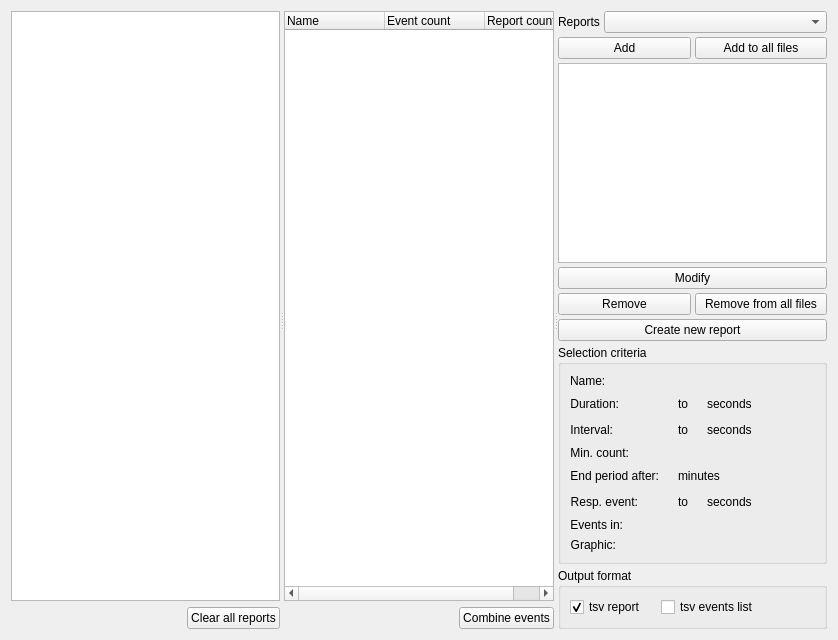
Old version of the form tools/CEAMSTools/SleepReport/EventReportStep/Ui_EventReportStep.ui in the repository SnoozToolbox/snooz-package-ceams.
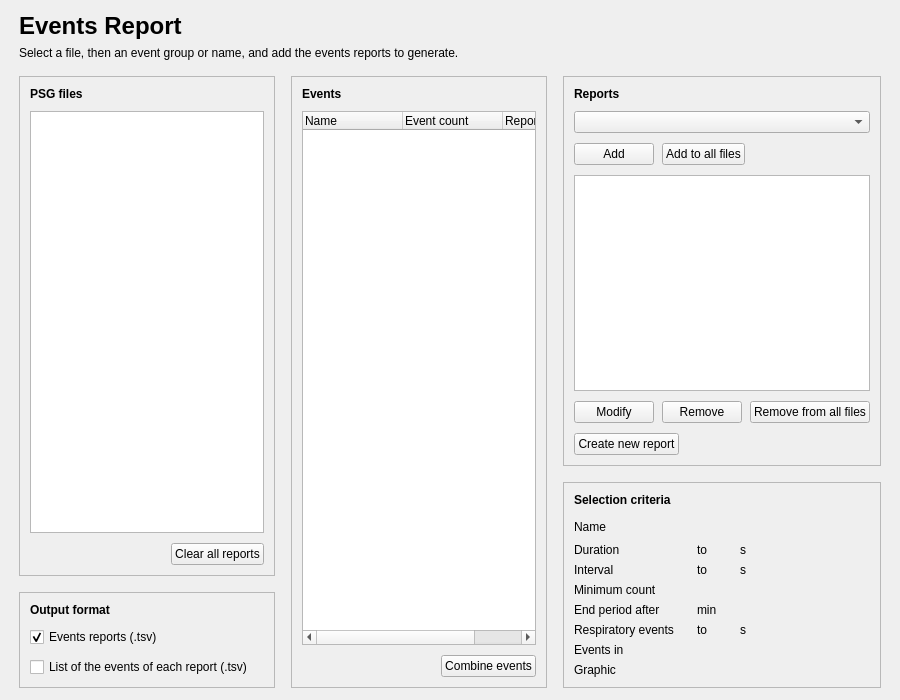
New version of the form.

Commit message: Report Sleep Variables: redesigned pages (tool 2.9.2)

What changed in the file:
```diff
--- a/tools/CEAMSTools/SleepReport/EventReportStep/Ui_EventReportStep.ui
+++ b/tools/CEAMSTools/SleepReport/EventReportStep/Ui_EventReportStep.ui
@@ -6,24 +6,111 @@
    <rect>
     <x>0</x>
     <y>0</y>
-    <width>838</width>
-    <height>640</height>
+    <width>900</width>
+    <height>700</height>
    </rect>
   </property>
   <property name="windowTitle">
    <string/>
   </property>
-  <layout class="QVBoxLayout" name="verticalLayout_14">
+  <layout class="QVBoxLayout" name="verticalLayout">
+   <property name="spacing">
+    <number>16</number>
+   </property>
+   <property name="leftMargin">
+    <number>19</number>
+   </property>
+   <property name="topMargin">
+    <number>12</number>
+   </property>
+   <property name="rightMargin">
+    <number>19</number>
+   </property>
+   <property name="bottomMargin">
+    <number>12</number>
+   </property>
    <item>
-    <widget class="QSplitter" name="splitter">
-     <property name="orientation">
-      <enum>Qt::Orientation::Horizontal</enum>
+    <layout class="QVBoxLayout" name="header_layout">
+     <property name="spacing">
+      <number>6</number>
      </property>
-     <property name="childrenCollapsible">
-      <bool>false</bool>
-     </property>
-     <widget class="QWidget" name="verticalLayoutWidget">
-      <layout class="QVBoxLayout" name="verticalLayout_5">
+     <item>
+      <widget class="QLabel" name="title_label">
+       <property name="font">
+        <font>
+         <pointsize>18</pointsize>
+         <bold>true</bold>
+        </font>
+       </property>
+       <property name="text">
+        <string>Events Report</string>
+       </property>
+      </widget>
+     </item>
+     <item>
+      <widget class="QLabel" name="subtitle_label">
+       <property name="text">
+        <string>Select a file, then an event group or name, and add the events reports to generate.</string>
+       </property>
+       <property name="wordWrap">
+        <bool>true</bool>
+       </property>
+       <property name="variant" stdset="0">
+        <string notr="true">help</string>
+       </property>
+      </widget>
+     </item>
+    </layout>
+   </item>
+   <item>
+    <layout class="QHBoxLayout" name="lists_layout" stretch="1,1,1">
+     <property name="spacing">
+      <number>16</number>
+     </property>
+     <item>
+      <layout class="QVBoxLayout" name="files_column_layout">
+       <property name="spacing">
+        <number>16</number>
+       </property>
+       <item>
+        <widget class="QFrame" name="files_card">
+         <property name="frameShape">
+          <enum>QFrame::Shape::StyledPanel</enum>
+         </property>
+         <property name="frameShadow">
+          <enum>QFrame::Shadow::Raised</enum>
+         </property>
+         <layout class="QVBoxLayout" name="files_card_layout">
+          <property name="spacing">
+           <number>10</number>
+          </property>
+          <property name="leftMargin">
+           <number>10</number>
+          </property>
+          <property name="topMargin">
+           <number>10</number>
+          </property>
+          <property name="rightMargin">
+           <number>10</number>
+          </property>
+          <property name="bottomMargin">
+           <number>10</number>
+          </property>
+          <item>
+           <widget class="QLabel" name="files_title_label">
+            <property name="font">
+             <font>
+              <bold>true</bold>
+             </font>
+            </property>
+            <property name="toolTip">
+             <string>Select a file to show its events. The number of events reports and temporal links of each file is shown.</string>
+            </property>
+            <property name="text">
+             <string>PSG files</string>
+            </property>
+           </widget>
+          </item>
        <item>
         <widget class="QTableView" name="file_tableview">
          <property name="alternatingRowColors">
@@ -44,7 +131,10 @@
         </widget>
        </item>
        <item>
-        <layout class="QHBoxLayout" name="horizontalLayout_25">
+           <layout class="QHBoxLayout" name="files_buttons_layout">
+            <property name="spacing">
+             <number>8</number>
+            </property>
          <item>
           <spacer name="horizontalSpacer">
            <property name="orientation">
@@ -69,8 +159,110 @@
        </item>
       </layout>
      </widget>
-     <widget class="QWidget" name="layoutWidget">
-      <layout class="QVBoxLayout" name="verticalLayout_2">
+       </item>
+       <item>
+        <widget class="QFrame" name="output_card">
+         <property name="frameShape">
+          <enum>QFrame::Shape::StyledPanel</enum>
+         </property>
+         <property name="frameShadow">
+          <enum>QFrame::Shadow::Raised</enum>
+         </property>
+         <layout class="QVBoxLayout" name="output_card_layout">
+          <property name="spacing">
+           <number>10</number>
+          </property>
+          <property name="leftMargin">
+           <number>10</number>
+          </property>
+          <property name="topMargin">
+           <number>10</number>
+          </property>
+          <property name="rightMargin">
+           <number>10</number>
+          </property>
+          <property name="bottomMargin">
+           <number>10</number>
+          </property>
+          <item>
+           <widget class="QLabel" name="output_title_label">
+            <property name="font">
+             <font>
+              <bold>true</bold>
+             </font>
+            </property>
+            <property name="text">
+             <string>Output format</string>
+            </property>
+           </widget>
+          </item>
+          <item>
+           <widget class="QCheckBox" name="csv_report_checkbox">
+            <property name="toolTip">
+             <string>Generated by default: the values are easy to export.</string>
+            </property>
+            <property name="text">
+             <string>Events reports (.tsv)</string>
+            </property>
+            <property name="checked">
+             <bool>true</bool>
+            </property>
+           </widget>
+          </item>
+          <item>
+           <widget class="QCheckBox" name="events_list_checkBox">
+            <property name="toolTip">
+             <string>One file per report and recording.</string>
+            </property>
+            <property name="text">
+             <string>List of the events of each report (.tsv)</string>
+            </property>
+           </widget>
+          </item>
+         </layout>
+        </widget>
+       </item>
+      </layout>
+     </item>
+     <item>
+      <widget class="QFrame" name="events_card">
+       <property name="frameShape">
+        <enum>QFrame::Shape::StyledPanel</enum>
+       </property>
+       <property name="frameShadow">
+        <enum>QFrame::Shadow::Raised</enum>
+       </property>
+       <layout class="QVBoxLayout" name="events_card_layout">
+        <property name="spacing">
+         <number>10</number>
+        </property>
+        <property name="leftMargin">
+         <number>10</number>
+        </property>
+        <property name="topMargin">
+         <number>10</number>
+        </property>
+        <property name="rightMargin">
+         <number>10</number>
+        </property>
+        <property name="bottomMargin">
+         <number>10</number>
+        </property>
+        <item>
+         <widget class="QLabel" name="events_title_label">
+          <property name="font">
+           <font>
+            <bold>true</bold>
+           </font>
+          </property>
+          <property name="toolTip">
+           <string>Select an event group or name to show its reports and to add a report to it.</string>
+          </property>
+          <property name="text">
+           <string>Events</string>
+          </property>
+         </widget>
+        </item>
        <item>
         <widget class="QTreeWidget" name="event_treewidget">
          <property name="alternatingRowColors">
@@ -97,7 +289,10 @@
         </widget>
        </item>
        <item>
-        <layout class="QHBoxLayout" name="horizontalLayout">
+         <layout class="QHBoxLayout" name="events_buttons_layout">
+          <property name="spacing">
+           <number>8</number>
+          </property>
          <item>
           <spacer name="horizontalSpacer_3">
            <property name="orientation">
@@ -122,27 +317,59 @@
        </item>
       </layout>
      </widget>
-     <widget class="QWidget" name="layoutWidget">
-      <layout class="QVBoxLayout" name="verticalLayout">
+     </item>
+     <item>
+      <layout class="QVBoxLayout" name="reports_column_layout">
        <property name="spacing">
-        <number>4</number>
+        <number>16</number>
        </property>
        <item>
-        <layout class="QHBoxLayout" name="horizontalLayout_13" stretch="0,1">
+        <widget class="QFrame" name="reports_card">
+         <property name="frameShape">
+          <enum>QFrame::Shape::StyledPanel</enum>
+         </property>
+         <property name="frameShadow">
+          <enum>QFrame::Shadow::Raised</enum>
+         </property>
+         <layout class="QVBoxLayout" name="reports_card_layout">
+          <property name="spacing">
+           <number>10</number>
+          </property>
+          <property name="leftMargin">
+           <number>10</number>
+          </property>
+          <property name="topMargin">
+           <number>10</number>
+          </property>
+          <property name="rightMargin">
+           <number>10</number>
+          </property>
+          <property name="bottomMargin">
+           <number>10</number>
+          </property>
          <item>
           <widget class="QLabel" name="label">
+            <property name="font">
+             <font>
+              <bold>true</bold>
+             </font>
+            </property>
+            <property name="toolTip">
+             <string>Choose a predefined report, then add it to the selected event group or name, in this file or in all the files.</string>
+            </property>
            <property name="text">
             <string>Reports</string>
            </property>
           </widget>
          </item>
          <item>
-          <widget class="QComboBox" name="report_combobox"/>
-         </item>
-        </layout>
+           <widget class="QComboBox" name="report_combobox" />
        </item>
        <item>
-        <layout class="QHBoxLayout" name="horizontalLayout_3">
+           <layout class="QHBoxLayout" name="add_buttons_layout">
+            <property name="spacing">
+             <number>8</number>
+            </property>
          <item>
           <widget class="QPushButton" name="add_pushbutton">
            <property name="text">
@@ -157,6 +384,19 @@
            </property>
           </widget>
          </item>
+            <item>
+             <spacer name="add_buttons_spacer">
+              <property name="orientation">
+               <enum>Qt::Orientation::Horizontal</enum>
+              </property>
+              <property name="sizeHint" stdset="0">
+               <size>
+                <width>40</width>
+                <height>20</height>
+               </size>
+              </property>
+             </spacer>
+            </item>
         </layout>
        </item>
        <item>
@@ -167,7 +407,10 @@
         </widget>
        </item>
        <item>
-        <layout class="QHBoxLayout" name="horizontalLayout_26">
+           <layout class="QHBoxLayout" name="change_buttons_layout">
+            <property name="spacing">
+             <number>8</number>
+            </property>
          <item>
           <widget class="QPushButton" name="modify_pushbutton">
            <property name="text">
@@ -175,10 +418,6 @@
            </property>
           </widget>
          </item>
-        </layout>
-       </item>
-       <item>
-        <layout class="QHBoxLayout" name="horizontalLayout_4">
          <item>
           <widget class="QPushButton" name="remove_pushbutton">
            <property name="text">
@@ -193,11 +432,26 @@
            </property>
           </widget>
          </item>
+            <item>
+             <spacer name="change_buttons_spacer">
+              <property name="orientation">
+               <enum>Qt::Orientation::Horizontal</enum>
+              </property>
+              <property name="sizeHint" stdset="0">
+               <size>
+                <width>40</width>
+                <height>20</height>
+               </size>
+              </property>
+             </spacer>
+            </item>
         </layout>
        </item>
        <item>
-        <layout class="QHBoxLayout" name="horizontalLayout_27"/>
-       </item>
+           <layout class="QHBoxLayout" name="create_button_layout">
+            <property name="spacing">
+             <number>8</number>
+            </property>
        <item>
         <widget class="QPushButton" name="create_pushbutton">
          <property name="text">
@@ -206,233 +460,267 @@
         </widget>
        </item>
        <item>
-        <widget class="QGroupBox" name="groupBox">
-         <property name="title">
+             <spacer name="create_button_spacer">
+              <property name="orientation">
+               <enum>Qt::Orientation::Horizontal</enum>
+              </property>
+              <property name="sizeHint" stdset="0">
+               <size>
+                <width>40</width>
+                <height>20</height>
+               </size>
+              </property>
+             </spacer>
+            </item>
+           </layout>
+          </item>
+         </layout>
+        </widget>
+       </item>
+       <item>
+        <widget class="QFrame" name="criteria_card">
+         <property name="frameShape">
+          <enum>QFrame::Shape::StyledPanel</enum>
+         </property>
+         <property name="frameShadow">
+          <enum>QFrame::Shadow::Raised</enum>
+         </property>
+         <layout class="QVBoxLayout" name="criteria_card_layout">
+          <property name="spacing">
+           <number>10</number>
+          </property>
+          <property name="leftMargin">
+           <number>10</number>
+          </property>
+          <property name="topMargin">
+           <number>10</number>
+          </property>
+          <property name="rightMargin">
+           <number>10</number>
+          </property>
+          <property name="bottomMargin">
+           <number>10</number>
+          </property>
+          <item>
+           <widget class="QLabel" name="criteria_title_label">
+            <property name="font">
+             <font>
+              <bold>true</bold>
+             </font>
+            </property>
+            <property name="toolTip">
+             <string>The criteria of the report selected in the list.</string>
+            </property>
+            <property name="text">
           <string>Selection criteria</string>
          </property>
-         <layout class="QVBoxLayout" name="verticalLayout_3">
+           </widget>
+          </item>
           <item>
-           <layout class="QFormLayout" name="formLayout">
-            <item row="3" column="0">
+           <layout class="QGridLayout" name="criteria_grid" columnstretch="0,0,0,0,0,1">
+            <property name="horizontalSpacing">
+             <number>8</number>
+            </property>
+            <property name="verticalSpacing">
+             <number>6</number>
+            </property>
+            <item row="0" column="0">
+             <widget class="QLabel" name="label_14">
+              <property name="text">
+               <string>Name</string>
+              </property>
+             </widget>
+            </item>
+            <item row="0" column="1" rowspan="1" colspan="4">
+             <widget class="QLabel" name="report_name_label">
+              <property name="text">
+               <string />
+              </property>
+             </widget>
+            </item>
+            <item row="1" column="0">
              <widget class="QLabel" name="label_5">
               <property name="text">
-               <string>Duration:</string>
-              </property>
-              <property name="alignment">
-               <set>Qt::AlignmentFlag::AlignRight|Qt::AlignmentFlag::AlignTrailing|Qt::AlignmentFlag::AlignVCenter</set>
+               <string>Duration</string>
               </property>
              </widget>
             </item>
-            <item row="3" column="1">
-             <layout class="QHBoxLayout" name="horizontalLayout_12">
-              <item>
+            <item row="1" column="1">
                <widget class="QLabel" name="duration_min_label">
                 <property name="text">
                  <string/>
                 </property>
                </widget>
               </item>
-              <item>
+            <item row="1" column="2">
                <widget class="QLabel" name="label_2">
                 <property name="text">
                  <string>to</string>
                 </property>
-               </widget>
-              </item>
-              <item>
+              <property name="variant" stdset="0">
+               <string notr="true">help</string>
+              </property>
+             </widget>
+            </item>
+            <item row="1" column="3">
                <widget class="QLabel" name="duration_max_label">
                 <property name="text">
                  <string/>
                 </property>
                </widget>
               </item>
-              <item>
+            <item row="1" column="4">
                <widget class="QLabel" name="label_7">
                 <property name="text">
-                 <string>seconds</string>
+               <string>s</string>
+              </property>
+              <property name="variant" stdset="0">
+               <string notr="true">help</string>
                 </property>
                </widget>
               </item>
-              <item>
-               <spacer name="horizontalSpacer_5">
-                <property name="orientation">
-                 <enum>Qt::Orientation::Horizontal</enum>
-                </property>
-                <property name="sizeHint" stdset="0">
-                 <size>
-                  <width>40</width>
-                  <height>20</height>
-                 </size>
-                </property>
-               </spacer>
-              </item>
-             </layout>
-            </item>
-            <item row="4" column="0">
+            <item row="2" column="0">
              <widget class="QLabel" name="label_15">
               <property name="text">
-               <string>Interval:</string>
-              </property>
-              <property name="alignment">
-               <set>Qt::AlignmentFlag::AlignRight|Qt::AlignmentFlag::AlignTrailing|Qt::AlignmentFlag::AlignVCenter</set>
+               <string>Interval</string>
               </property>
              </widget>
             </item>
-            <item row="4" column="1">
-             <layout class="QHBoxLayout" name="horizontalLayout_10">
-              <item>
+            <item row="2" column="1">
                <widget class="QLabel" name="interval_min_label">
                 <property name="text">
                  <string/>
                 </property>
                </widget>
               </item>
-              <item>
+            <item row="2" column="2">
                <widget class="QLabel" name="label_4">
                 <property name="text">
                  <string>to</string>
                 </property>
-               </widget>
-              </item>
-              <item>
+              <property name="variant" stdset="0">
+               <string notr="true">help</string>
+              </property>
+             </widget>
+            </item>
+            <item row="2" column="3">
                <widget class="QLabel" name="interval_max_label">
                 <property name="text">
                  <string/>
                 </property>
                </widget>
               </item>
-              <item>
+            <item row="2" column="4">
                <widget class="QLabel" name="label_8">
                 <property name="text">
-                 <string>seconds</string>
+               <string>s</string>
+              </property>
+              <property name="variant" stdset="0">
+               <string notr="true">help</string>
                 </property>
                </widget>
               </item>
-              <item>
-               <spacer name="horizontalSpacer_6">
-                <property name="orientation">
-                 <enum>Qt::Orientation::Horizontal</enum>
-                </property>
-                <property name="sizeHint" stdset="0">
-                 <size>
-                  <width>40</width>
-                  <height>20</height>
-                 </size>
-                </property>
-               </spacer>
-              </item>
-             </layout>
-            </item>
-            <item row="5" column="0">
+            <item row="3" column="0">
              <widget class="QLabel" name="label_13">
               <property name="text">
-               <string>Min. count:</string>
-              </property>
-              <property name="alignment">
-               <set>Qt::AlignmentFlag::AlignRight|Qt::AlignmentFlag::AlignTrailing|Qt::AlignmentFlag::AlignVCenter</set>
+               <string>Minimum count</string>
               </property>
              </widget>
             </item>
-            <item row="5" column="1">
+            <item row="3" column="1">
              <widget class="QLabel" name="min_count_label">
               <property name="text">
                <string/>
               </property>
              </widget>
             </item>
-            <item row="6" column="0">
+            <item row="4" column="0">
              <widget class="QLabel" name="label_11">
               <property name="text">
-               <string>End period after:</string>
+               <string>End period after</string>
               </property>
-              <property name="alignment">
-               <set>Qt::AlignmentFlag::AlignRight|Qt::AlignmentFlag::AlignTrailing|Qt::AlignmentFlag::AlignVCenter</set>
+             </widget>
+            </item>
+            <item row="4" column="1">
+             <widget class="QLabel" name="end_period_label">
+              <property name="text">
+               <string />
               </property>
              </widget>
             </item>
-            <item row="8" column="0">
+            <item row="4" column="2">
+             <widget class="QLabel" name="label_12">
+              <property name="text">
+               <string>min</string>
+              </property>
+              <property name="variant" stdset="0">
+               <string notr="true">help</string>
+              </property>
+             </widget>
+            </item>
+            <item row="5" column="0">
              <widget class="QLabel" name="label_9">
               <property name="text">
-               <string>Resp. event:</string>
-              </property>
-              <property name="alignment">
-               <set>Qt::AlignmentFlag::AlignRight|Qt::AlignmentFlag::AlignTrailing|Qt::AlignmentFlag::AlignVCenter</set>
+               <string>Respiratory events</string>
               </property>
              </widget>
             </item>
-            <item row="8" column="1">
-             <layout class="QHBoxLayout" name="horizontalLayout_7">
-              <item>
+            <item row="5" column="1">
                <widget class="QLabel" name="resp_event_asso_min_label">
                 <property name="text">
                  <string/>
                 </property>
                </widget>
               </item>
-              <item>
+            <item row="5" column="2">
                <widget class="QLabel" name="label_6">
                 <property name="text">
                  <string>to</string>
                 </property>
-               </widget>
-              </item>
-              <item>
+              <property name="variant" stdset="0">
+               <string notr="true">help</string>
+              </property>
+             </widget>
+            </item>
+            <item row="5" column="3">
                <widget class="QLabel" name="resp_event_asso_max_label">
                 <property name="text">
                  <string/>
                 </property>
                </widget>
               </item>
-              <item>
+            <item row="5" column="4">
                <widget class="QLabel" name="label_10">
                 <property name="text">
-                 <string>seconds</string>
+               <string>s</string>
+              </property>
+              <property name="variant" stdset="0">
+               <string notr="true">help</string>
                 </property>
                </widget>
               </item>
-              <item>
-               <spacer name="horizontalSpacer_7">
-                <property name="orientation">
-                 <enum>Qt::Orientation::Horizontal</enum>
-                </property>
-                <property name="sizeHint" stdset="0">
-                 <size>
-                  <width>40</width>
-                  <height>20</height>
-                 </size>
-                </property>
-               </spacer>
-              </item>
-             </layout>
-            </item>
-            <item row="9" column="0">
+            <item row="6" column="0">
              <widget class="QLabel" name="label_28">
               <property name="text">
-               <string>Events in:</string>
-              </property>
-              <property name="alignment">
-               <set>Qt::AlignmentFlag::AlignRight|Qt::AlignmentFlag::AlignTrailing|Qt::AlignmentFlag::AlignVCenter</set>
+               <string>Events in</string>
               </property>
              </widget>
             </item>
-            <item row="9" column="1">
+            <item row="6" column="1" rowspan="1" colspan="4">
              <widget class="QLabel" name="analysis_period_label">
               <property name="text">
                <string/>
               </property>
              </widget>
             </item>
-            <item row="10" column="0">
+            <item row="7" column="0">
              <widget class="QLabel" name="label_3">
               <property name="text">
-               <string>Graphic:</string>
-              </property>
-              <property name="alignment">
-               <set>Qt::AlignmentFlag::AlignRight|Qt::AlignmentFlag::AlignTrailing|Qt::AlignmentFlag::AlignVCenter</set>
+               <string>Graphic</string>
               </property>
              </widget>
             </item>
-            <item row="10" column="1">
+            <item row="7" column="1">
              <widget class="QLabel" name="graphic_label">
               <property name="enabled">
                <bool>false</bool>
@@ -442,24 +730,8 @@
               </property>
              </widget>
             </item>
-            <item row="6" column="1">
-             <layout class="QHBoxLayout" name="horizontalLayout_5">
-              <item>
-               <widget class="QLabel" name="end_period_label">
-                <property name="text">
-                 <string/>
-                </property>
-               </widget>
-              </item>
-              <item>
-               <widget class="QLabel" name="label_12">
-                <property name="text">
-                 <string>minutes</string>
-                </property>
-               </widget>
-              </item>
-              <item>
-               <spacer name="horizontalSpacer_8">
+            <item row="0" column="5">
+             <spacer name="criteria_grid_spacer">
                 <property name="orientation">
                  <enum>Qt::Orientation::Horizontal</enum>
                 </property>
@@ -473,60 +745,12 @@
               </item>
              </layout>
             </item>
-            <item row="2" column="0">
-             <widget class="QLabel" name="label_14">
-              <property name="text">
-               <string>Name:</string>
-              </property>
-             </widget>
-            </item>
-            <item row="2" column="1">
-             <widget class="QLabel" name="report_name_label">
-              <property name="text">
-               <string/>
-              </property>
-             </widget>
-            </item>
-           </layout>
-          </item>
-         </layout>
+         </layout>
         </widget>
        </item>
-       <item>
-        <widget class="QGroupBox" name="groupBox_2">
-         <property name="title">
-          <string>Output format</string>
-         </property>
-         <layout class="QFormLayout" name="formLayout_2">
-          <item row="0" column="0">
-           <widget class="QCheckBox" name="csv_report_checkbox">
-            <property name="toolTip">
-             <string>tsv reports are generated by default (values are easily exportable).</string>
-            </property>
-            <property name="text">
-             <string>tsv report   </string>
-            </property>
-            <property name="checked">
-             <bool>true</bool>
-            </property>
-           </widget>
-          </item>
-          <item row="0" column="1">
-           <widget class="QCheckBox" name="events_list_checkBox">
-            <property name="toolTip">
-             <string>Check to generate the events list for each report and recording.</string>
-            </property>
-            <property name="text">
-             <string>tsv events list</string>
-            </property>
-           </widget>
-          </item>
-         </layout>
-        </widget>
-       </item>
-      </layout>
-     </widget>
-    </widget>
+      </layout>
+     </item>
+    </layout>
    </item>
   </layout>
  </widget>
```
Left out of the diff: 47 changed lines with no effect on the pictures. Lines whose indentation alone changed are shown as unchanged. The commit also changes 13 other files.
